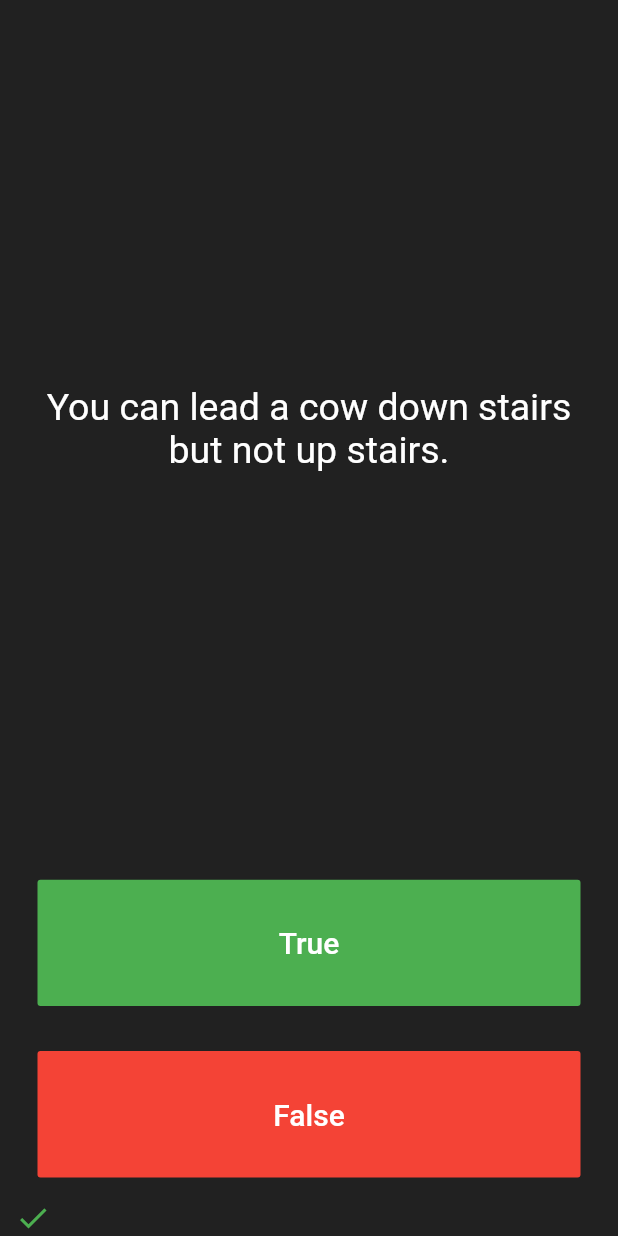
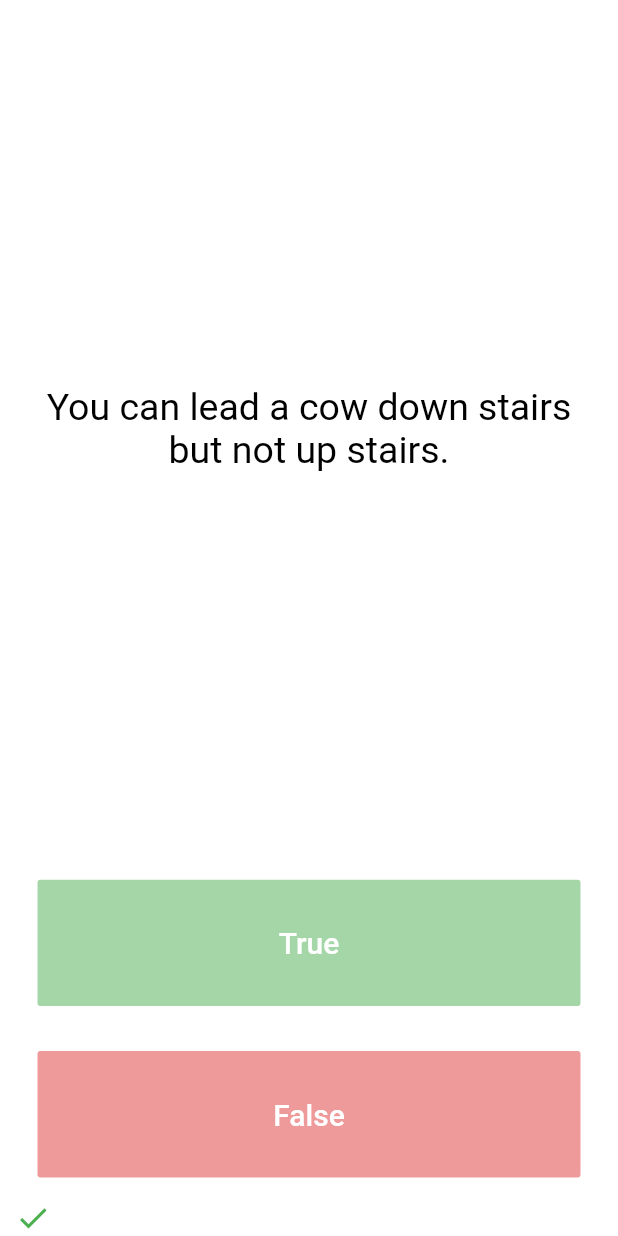
Before and after one commit to Rashidul420222/FlutterPractices, a Flutter app: the screen it shows after launch, after a tap on "True", on a phone screen of 412 x 824 dp. Run offline on Flutter 3.47's test engine with Material 2 defaults, Android fonts, the phone set to English and light mode, and no system bars; our stand-ins replace audioplayers, rflutter_alert.

Commit message:
Compelet this app

```diff
--- a/question/lib/main.dart
+++ b/question/lib/main.dart
@@ -1,5 +1,5 @@
 import 'package:flutter/material.dart';
-//TODO: Step 2 - Import the rFlutter_Alert package here.
+import 'package:rflutter_alert/rflutter_alert.dart';
 import 'quize_brain.dart';
 
 QuizBrain quizBrain = QuizBrain();
@@ -10,8 +10,9 @@ class Quizzler extends StatelessWidget {
   @override
   Widget build(BuildContext context) {
     return MaterialApp(
+      debugShowCheckedModeBanner: false,
       home: Scaffold(
-        backgroundColor: Colors.grey.shade900,
+        backgroundColor: Colors.white,
         body: SafeArea(
           child: Padding(
             padding: EdgeInsets.symmetric(horizontal: 10.0),
@@ -35,13 +36,16 @@ class _QuizPageState extends State<QuizPage> {
     bool correctAnswer = quizBrain.getCorrectAnswer();
 
     setState(() {
-      //TODO: Step 4 - Use IF/ELSE to check if we've reached the end of the quiz. If true, execute Part A, B, C, D.
-      //TODO: Step 4 Part A - show an alert using rFlutter_alert (remember to read the docs for the package!)
-      //HINT! Step 4 Part B is in the quiz_brain.dart
-      //TODO: Step 4 Part C - reset the questionNumber,
-      //TODO: Step 4 Part D - empty out the scoreKeeper.
+      if (quizBrain.isFinished() == true) {
+        Alert(
+                context: context,
+                title: 'Finished',
+                desc: 'You have reach end of the quize! ')
+            .show();
 
-      //TODO: Step 5 - If we've not reached the end, ELSE do the answer checking steps below 👇
+        quizBrain.resetQuestion();
+        scoreKeeper = [];
+      } else {
         if (userPickedAnswer == correctAnswer) {
           scoreKeeper.add(Icon(
             Icons.check,
@@ -52,6 +56,7 @@ class _QuizPageState extends State<QuizPage> {
             Icons.close,
             color: Colors.red,
           ));
+        }
       }
       quizBrain.nextQuestion();
     });
@@ -73,7 +78,7 @@ class _QuizPageState extends State<QuizPage> {
                 textAlign: TextAlign.center,
                 style: TextStyle(
                   fontSize: 25.0,
-                  color: Colors.white,
+                  color: Colors.black,
                 ),
               ),
             ),
@@ -84,7 +89,7 @@ class _QuizPageState extends State<QuizPage> {
             padding: EdgeInsets.all(15.0),
             child: FlatButton(
               textColor: Colors.white,
-              color: Colors.green,
+              color: Colors.green[200],
               child: Text(
                 'True',
                 style: TextStyle(
@@ -103,7 +108,7 @@ class _QuizPageState extends State<QuizPage> {
           child: Padding(
             padding: EdgeInsets.all(15.0),
             child: FlatButton(
-              color: Colors.red,
+              color: Colors.red[200],
               child: Text(
                 'False',
                 style: TextStyle(
@@ -125,9 +130,3 @@ class _QuizPageState extends State<QuizPage> {
     );
   }
 }
-
-/*
-question1: 'You can lead a cow down stairs but not up stairs.', false,
-question2: 'Approximately one quarter of human bones are in the feet.', true,
-question3: 'A slug\'s blood is green.', true,
-*/
--- a/question/lib/quize_brain.dart
+++ b/question/lib/quize_brain.dart
@@ -45,9 +45,17 @@ class QuizBrain {
     return _questionBank[_questionNumber].questionAnswer;
   }
 
-  //TODO: Step 3 Part A - Create a method called isFinished() here that checks to see if we have reached the last question. It should return (have an output) true if we've reached the last question and it should return false if we're not there yet.
+  bool isFinished() {
+    if (_questionNumber >= _questionBank.length - 1) {
+      print('have an out put');
+      return true;
+    } else {
+      print('we are not there yet');
+      return false;
+    }
+  }
 
-  //TODO: Step 3 Part B - Use a print statement to check that isFinished is returning true when you are indeed at the end of the quiz and when a restart should happen.
-
-  //TODO: Step 4 Part B - Create a reset() method here that sets the questionNumber back to 0.
+  void resetQuestion() {
+    _questionNumber = 0;
+  }
 }
```
Also changed, not shown: quize2/lib/main.dart (added, +98 -0 lines), quize2/lib/story.dart (added, +7 -0 lines), quize2/lib/story_brain.dart (added, +79 -0 lines), quize2/pubspec.yaml (added, +75 -0 lines), gif/quize.gif (added), quize2/images/background.png (added), quize2/pubspec.lock (added), 60 other files. Lines whose indentation alone changed are shown as unchanged.
